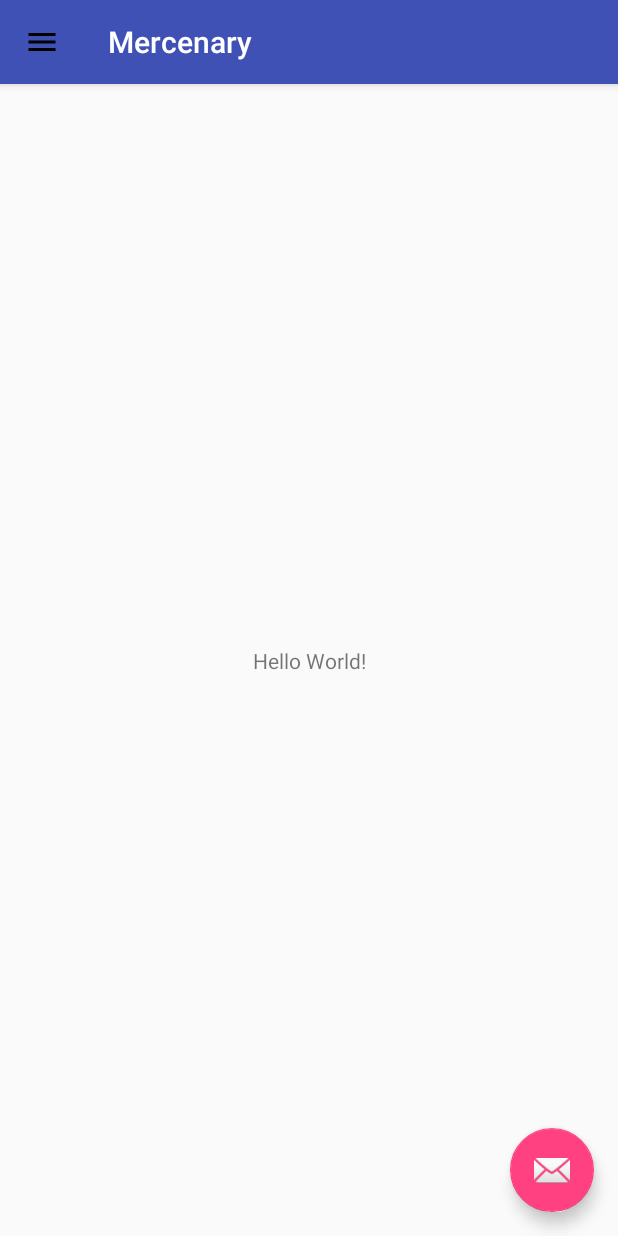
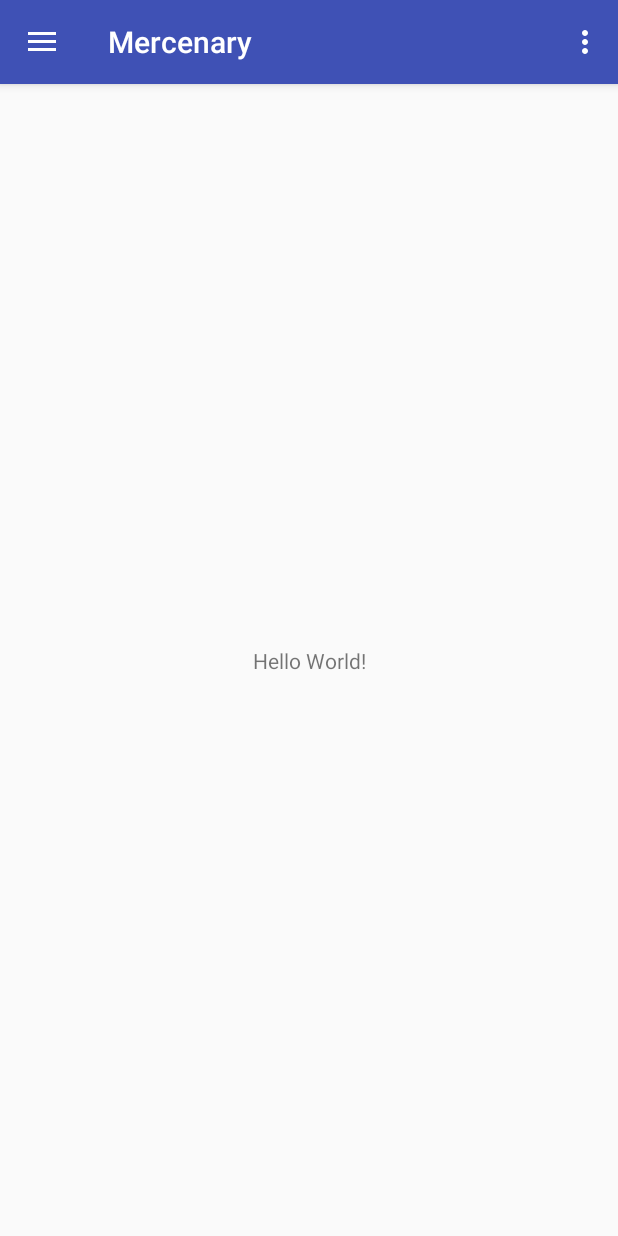
Before and after one commit to CMPUT301W18T16/SpaghettiCodeHQ, an Android app: the MainActivity screen opened directly, with no data from a screen before it, on a phone screen of 412 x 824 dp. Run offline under Robolectric (Android 15) with nearby library versions, the phone set to English and light mode, and no system bars.

Commit message:
navigation drawer update
Navigation drawer now works in its entirety. All animation and background functional

```diff
--- a/Mercenary/app/src/main/AndroidManifest.xml
+++ b/Mercenary/app/src/main/AndroidManifest.xml
@@ -1,7 +1,6 @@
 <?xml version="1.0" encoding="utf-8"?>
 <manifest xmlns:android="http://schemas.android.com/apk/res/android"
     package="com.example.peter.mercenary">
-
 
     <uses-permission android:name="android.permission.WRITE_EXTERNAL_STORAGE" />
     <uses-permission android:name="android.permission.READ_PHONE_STATE" />
@@ -26,7 +25,7 @@
             </intent-filter>
         </activity>
         <activity android:name=".LoginScreen" />
-        <activity android:name=".Signup"></activity>
+        <activity android:name=".Signup" />
     </application>
 
 </manifest>
--- a/Mercenary/app/src/main/java/com/example/peter/mercenary/MainActivity.java
+++ b/Mercenary/app/src/main/java/com/example/peter/mercenary/MainActivity.java
@@ -2,69 +2,96 @@ package com.example.peter.mercenary;
 
 import android.content.Intent;
 import android.os.Bundle;
+import android.support.design.widget.FloatingActionButton;
+import android.support.design.widget.Snackbar;
+import android.view.View;
 import android.support.design.widget.NavigationView;
-import android.support.v4.app.NavUtils;
 import android.support.v4.view.GravityCompat;
 import android.support.v4.widget.DrawerLayout;
-import android.support.v7.app.ActionBar;
+import android.support.v7.app.ActionBarDrawerToggle;
 import android.support.v7.app.AppCompatActivity;
 import android.support.v7.widget.Toolbar;
+import android.view.Menu;
 import android.view.MenuItem;
 
-public class MainActivity extends AppCompatActivity{
-    private DrawerLayout mDrawerLayout;
+public class MainActivity extends AppCompatActivity
+        implements NavigationView.OnNavigationItemSelectedListener {
 
     @Override
     protected void onCreate(Bundle savedInstanceState) {
         super.onCreate(savedInstanceState);
-        setContentView(R.layout.activity_main);
+        setContentView(R.layout.drawer_layout);
 
         Intent intent = new Intent(this, LoginScreen.class);
         startActivity(intent);
 
-
         Toolbar toolbar = (Toolbar) findViewById(R.id.toolbar);
         setSupportActionBar(toolbar);
-        ActionBar actionbar = getSupportActionBar();
-        actionbar.setDisplayHomeAsUpEnabled(true);
-        actionbar.setHomeAsUpIndicator(R.drawable.ic_menu_black_24dp);
 
-        NavigationView navigationView = findViewById(R.id.nav_view);
+        DrawerLayout drawer = (DrawerLayout) findViewById(R.id.drawer_layout);
+        ActionBarDrawerToggle toggle = new ActionBarDrawerToggle(
+                this, drawer, toolbar, R.string.navigation_drawer_open, R.string.navigation_drawer_close);
+        drawer.addDrawerListener(toggle);
+        toggle.syncState();
 
-        /*drawer_layout.setNavigationItemSelectedListener(
-                new NavigationView.OnNavigationItemSelectedListener() {
-                    @Override
-                    public boolean onNavigationItemSelected(MenuItem menuItem) {
-                        menuItem.setChecked(true);
-                        mDrawerLayout.closeDrawers();
-                        return true;
+        NavigationView navigationView = (NavigationView) findViewById(R.id.nav_view);
+        navigationView.setNavigationItemSelectedListener(this);
+    }
 
-                    }
-                });*/
+    @Override
+    public void onBackPressed() {
+        DrawerLayout drawer = (DrawerLayout) findViewById(R.id.drawer_layout);
+        if (drawer.isDrawerOpen(GravityCompat.START)) {
+            drawer.closeDrawer(GravityCompat.START);
+        } else {
+            super.onBackPressed();
+        }
+    }
+
+    @Override
+    public boolean onCreateOptionsMenu(Menu menu) {
+        // Inflate the menu; this adds items to the action bar if it is present.
+        getMenuInflater().inflate(R.menu.menu_main, menu);
+        return true;
     }
 
     @Override
     public boolean onOptionsItemSelected(MenuItem item) {
-        switch (item.getItemId()) {
-            case android.R.id.home:
+        // Handle action bar item clicks here. The action bar will
+        // automatically handle clicks on the Home/Up button, so long
+        // as you specify a parent activity in AndroidManifest.xml.
+        int id = item.getItemId();
 
-                setContentView(R.layout.drawer_layout);
-                mDrawerLayout = findViewById(R.id.drawer_layout);
+        //noinspection SimplifiableIfStatement
+        if (id == R.id.action_settings) {
+            return true;
+        }
 
-                mDrawerLayout.openDrawer(GravityCompat.START);
-                return true;
-        }
         return super.onOptionsItemSelected(item);
     }
 
-    /*private void establishNavDrawer(Toolbar toolbar){
-        NavigationView view  = (NavigationView) findViewById(R.id.nav_view);
-        mDrawerLayout = findViewById(R.id.drawer_layout);
-        view.setNavigationItemSelectedListener(this);
-        ActionBarDrawerToggle mDrawerToggle = new ActionBarDrawerToggle(this, mDrawerLayout, toolbar, R.string.navigation_drawer_open, R.string.navigation_drawer_close);
-        mDrawerLayout.addDrawerListener(mDrawerToggle);
-        mDrawerToggle.syncState();
-    }*/
+    @SuppressWarnings("StatementWithEmptyBody")
+    @Override
+    public boolean onNavigationItemSelected(MenuItem item) {
+        // Handle navigation view item clicks here.
+        int id = item.getItemId();
 
+        if (id == R.id.nav_camera) {
+            // Handle the camera action
+        } else if (id == R.id.nav_gallery) {
 
+        } else if (id == R.id.nav_slideshow) {
+
+        } else if (id == R.id.nav_manage) {
+
+        } else if (id == R.id.nav_share) {
+
+        } else if (id == R.id.nav_send) {
+
+        }
+
+        DrawerLayout drawer = (DrawerLayout) findViewById(R.id.drawer_layout);
+        drawer.closeDrawer(GravityCompat.START);
+        return true;
+    }
 }
--- /dev/null
+++ b/Mercenary/app/src/main/res/drawable-v21/ic_menu_camera.xml
@@ -0,0 +1,12 @@
+<vector xmlns:android="http://schemas.android.com/apk/res/android"
+    android:width="24dp"
+    android:height="24dp"
+    android:viewportHeight="24.0"
+    android:viewportWidth="24.0">
+    <path
+        android:fillColor="#FF000000"
+        android:pathData="M12,12m-3.2,0a3.2,3.2 0,1 1,6.4 0a3.2,3.2 0,1 1,-6.4 0" />
+    <path
+        android:fillColor="#FF000000"
+        android:pathData="M9,2L7.17,4H4c-1.1,0 -2,0.9 -2,2v12c0,1.1 0.9,2 2,2h16c1.1,0 2,-0.9 2,-2V6c0,-1.1 -0.9,-2 -2,-2h-3.17L15,2H9zm3,15c-2.76,0 -5,-2.24 -5,-5s2.24,-5 5,-5 5,2.24 5,5 -2.24,5 -5,5z" />
+</vector>
--- /dev/null
+++ b/Mercenary/app/src/main/res/drawable-v21/ic_menu_gallery.xml
@@ -0,0 +1,9 @@
+<vector xmlns:android="http://schemas.android.com/apk/res/android"
+    android:width="24dp"
+    android:height="24dp"
+    android:viewportHeight="24.0"
+    android:viewportWidth="24.0">
+    <path
+        android:fillColor="#FF000000"
+        android:pathData="M22,16V4c0,-1.1 -0.9,-2 -2,-2H8c-1.1,0 -2,0.9 -2,2v12c0,1.1 0.9,2 2,2h12c1.1,0 2,-0.9 2,-2zm-11,-4l2.03,2.71L16,11l4,5H8l3,-4zM2,6v14c0,1.1 0.9,2 2,2h14v-2H4V6H2z" />
+</vector>
--- /dev/null
+++ b/Mercenary/app/src/main/res/drawable-v21/ic_menu_manage.xml
@@ -0,0 +1,9 @@
+<vector xmlns:android="http://schemas.android.com/apk/res/android"
+    android:width="24dp"
+    android:height="24dp"
+    android:viewportHeight="24.0"
+    android:viewportWidth="24.0">
+    <path
+        android:fillColor="#FF000000"
+        android:pathData="M22.7,19l-9.1,-9.1c0.9,-2.3 0.4,-5 -1.5,-6.9 -2,-2 -5,-2.4 -7.4,-1.3L9,6 6,9 1.6,4.7C0.4,7.1 0.9,10.1 2.9,12.1c1.9,1.9 4.6,2.4 6.9,1.5l9.1,9.1c0.4,0.4 1,0.4 1.4,0l2.3,-2.3c0.5,-0.4 0.5,-1.1 0.1,-1.4z" />
+</vector>
--- /dev/null
+++ b/Mercenary/app/src/main/res/drawable-v21/ic_menu_send.xml
@@ -0,0 +1,9 @@
+<vector xmlns:android="http://schemas.android.com/apk/res/android"
+    android:width="24dp"
+    android:height="24dp"
+    android:viewportHeight="24.0"
+    android:viewportWidth="24.0">
+    <path
+        android:fillColor="#FF000000"
+        android:pathData="M2.01,21L23,12 2.01,3 2,10l15,2 -15,2z" />
+</vector>
--- /dev/null
+++ b/Mercenary/app/src/main/res/drawable-v21/ic_menu_share.xml
@@ -0,0 +1,9 @@
+<vector xmlns:android="http://schemas.android.com/apk/res/android"
+    android:width="24dp"
+    android:height="24dp"
+    android:viewportHeight="24.0"
+    android:viewportWidth="24.0">
+    <path
+        android:fillColor="#FF000000"
+        android:pathData="M18,16.08c-0.76,0 -1.44,0.3 -1.96,0.77L8.91,12.7c0.05,-0.23 0.09,-0.46 0.09,-0.7s-0.04,-0.47 -0.09,-0.7l7.05,-4.11c0.54,0.5 1.25,0.81 2.04,0.81 1.66,0 3,-1.34 3,-3s-1.34,-3 -3,-3 -3,1.34 -3,3c0,0.24 0.04,0.47 0.09,0.7L8.04,9.81C7.5,9.31 6.79,9 6,9c-1.66,0 -3,1.34 -3,3s1.34,3 3,3c0.79,0 1.5,-0.31 2.04,-0.81l7.12,4.16c-0.05,0.21 -0.08,0.43 -0.08,0.65 0,1.61 1.31,2.92 2.92,2.92 1.61,0 2.92,-1.31 2.92,-2.92s-1.31,-2.92 -2.92,-2.92z" />
+</vector>
--- /dev/null
+++ b/Mercenary/app/src/main/res/drawable-v21/ic_menu_slideshow.xml
@@ -0,0 +1,9 @@
+<vector xmlns:android="http://schemas.android.com/apk/res/android"
+    android:width="24dp"
+    android:height="24dp"
+    android:viewportHeight="24.0"
+    android:viewportWidth="24.0">
+    <path
+        android:fillColor="#FF000000"
+        android:pathData="M4,6H2v14c0,1.1 0.9,2 2,2h14v-2H4V6zm16,-4H8c-1.1,0 -2,0.9 -2,2v12c0,1.1 0.9,2 2,2h12c1.1,0 2,-0.9 2,-2V4c0,-1.1 -0.9,-2 -2,-2zm-8,12.5v-9l6,4.5 -6,4.5z" />
+</vector>
--- /dev/null
+++ b/Mercenary/app/src/main/res/drawable/ic_drawer.xml
@@ -0,0 +1,4 @@
+<?xml version="1.0" encoding="utf-8"?>
+<selector xmlns:android="http://schemas.android.com/apk/res/android">
+
+</selector>
--- a/Mercenary/app/src/main/res/layout/activity_main.xml
+++ b/Mercenary/app/src/main/res/layout/activity_main.xml
@@ -22,12 +22,6 @@
     </android.support.design.widget.AppBarLayout>
     <include layout="@layout/content_main" />
 
-    <android.support.design.widget.FloatingActionButton
-        android:id="@+id/fab"
-        android:layout_width="wrap_content"
-        android:layout_height="wrap_content"
-        android:layout_gravity="bottom|end"
-        android:layout_margin="@dimen/fab_margin"
-        app:srcCompat="@android:drawable/ic_dialog_email" />
+
 
 </android.support.design.widget.CoordinatorLayout>
--- a/Mercenary/app/src/main/res/layout/drawer_layout.xml
+++ b/Mercenary/app/src/main/res/layout/drawer_layout.xml
@@ -1,41 +1,27 @@
 <?xml version="1.0" encoding="utf-8"?>
-<!-- drawerLayoutyout as root container for activity -->
 <android.support.v4.widget.DrawerLayout xmlns:android="http://schemas.android.com/apk/res/android"
     xmlns:app="http://schemas.android.com/apk/res-auto"
+    xmlns:tools="http://schemas.android.com/tools"
     android:id="@+id/drawer_layout"
     android:layout_width="match_parent"
     android:layout_height="match_parent"
-    android:fitsSystemWindows="true">
+    android:fitsSystemWindows="true"
+    tools:openDrawer="start">
 
-    <!-- Layout to contain contents of main body of screen (drawer will slide over this) -->
-    <FrameLayout
-        android:id="@+id/content_frame"
+    <include
+        layout="@layout/activity_main"
         android:layout_width="match_parent"
-        android:layout_height="match_parent">
+        android:layout_height="match_parent"
+        />
+
 
     <android.support.design.widget.NavigationView
         android:id="@+id/nav_view"
         android:layout_width="wrap_content"
         android:layout_height="match_parent"
-        android:layout_gravity="start"
+        android:layout_gravity="left|start"
         android:fitsSystemWindows="true"
-        app:menu="@menu/drawer_view"
-        app:headerLayout="@layout/nav_header" />
-
-        <android.support.v7.widget.Toolbar
-            android:id="@+id/toolbar2"
-            android:layout_width="match_parent"
-            android:layout_height="?attr/actionBarSize"
-            android:background="?attr/colorPrimary"
-            android:theme="@style/ThemeOverlay.AppCompat.ActionBar" />
-
-    </FrameLayout>
-
-    <ImageView
-        android:id="@+id/imageView"
-        android:layout_width="0dp"
-        android:layout_height="0dp"
-        android:layout_gravity="left"
-        android:background="@drawable/ic_launcher_background" />
+        app:headerLayout="@layout/nav_header"
+        app:menu="@menu/drawer_view" />
 
 </android.support.v4.widget.DrawerLayout>
--- a/Mercenary/app/src/main/res/menu/drawer_view.xml
+++ b/Mercenary/app/src/main/res/menu/drawer_view.xml
@@ -1,34 +1,36 @@
 <?xml version="1.0" encoding="utf-8"?>
-<menu xmlns:android="http://schemas.android.com/apk/res/android">
+<menu xmlns:android="http://schemas.android.com/apk/res/android"
+    xmlns:tools="http://schemas.android.com/tools"
+    tools:showIn="navigation_view">
 
     <group android:checkableBehavior="single">
         <item
             android:id="@+id/nav_camera"
-            android:icon="@android:drawable/ic_menu_camera"
+            android:icon="@drawable/ic_menu_camera"
             android:title="Import" />
         <item
             android:id="@+id/nav_gallery"
-            android:icon="@android:drawable/ic_menu_gallery"
+            android:icon="@drawable/ic_menu_gallery"
             android:title="Gallery" />
         <item
             android:id="@+id/nav_slideshow"
-            android:icon="@android:drawable/ic_menu_slideshow"
+            android:icon="@drawable/ic_menu_slideshow"
             android:title="Slideshow" />
         <item
             android:id="@+id/nav_manage"
-            android:icon="@android:drawable/ic_menu_manage"
+            android:icon="@drawable/ic_menu_manage"
             android:title="Tools" />
-    </group>x
+    </group>
 
     <item android:title="Communicate">
         <menu>
             <item
                 android:id="@+id/nav_share"
-                android:icon="@android:drawable/ic_menu_share"
+                android:icon="@drawable/ic_menu_share"
                 android:title="Share" />
             <item
                 android:id="@+id/nav_send"
-                android:icon="@android:drawable/ic_menu_send"
+                android:icon="@drawable/ic_menu_send"
                 android:title="Send" />
         </menu>
     </item>
--- /dev/null
+++ b/Mercenary/app/src/main/res/values-v21/styles.xml
@@ -0,0 +1 @@
+<resources></resources>
--- /dev/null
+++ b/Mercenary/app/src/main/res/values/drawables.xml
@@ -0,0 +1,8 @@
+<resources xmlns:android="http://schemas.android.com/apk/res/android">
+    <item name="ic_menu_camera" type="drawable">@android:drawable/ic_menu_camera</item>
+    <item name="ic_menu_gallery" type="drawable">@android:drawable/ic_menu_gallery</item>
+    <item name="ic_menu_slideshow" type="drawable">@android:drawable/ic_menu_slideshow</item>
+    <item name="ic_menu_manage" type="drawable">@android:drawable/ic_menu_manage</item>
+    <item name="ic_menu_share" type="drawable">@android:drawable/ic_menu_share</item>
+    <item name="ic_menu_send" type="drawable">@android:drawable/ic_menu_send</item>
+</resources>
--- a/Mercenary/app/src/main/res/values/strings.xml
+++ b/Mercenary/app/src/main/res/values/strings.xml
@@ -1,6 +1,9 @@
 <resources>
+    <string name="title_activity_main2">Main2Activity</string>
+
+    <string name="navigation_drawer_open">Open navigation drawer</string>
+    <string name="navigation_drawer_close">Close navigation drawer</string>
     <string name="app_name">Mercenary</string>
+
     <string name="action_settings">Settings</string>
-    <string name="navigation_drawer_open">Drawer Open</string>
-    <string name="navigation_drawer_close">Drawer Closed</string>
 </resources>
--- a/Mercenary/app/src/main/res/values/styles.xml
+++ b/Mercenary/app/src/main/res/values/styles.xml
@@ -17,4 +17,8 @@
 
     <style name="AppTheme.PopupOverlay" parent="ThemeOverlay.AppCompat.Light" />
 
+    <style name="AppBarOverlay" parent="ThemeOverlay.AppCompat.Dark.ActionBar" />
+
+    <style name="PopupOverlay" parent="ThemeOverlay.AppCompat.Light" />
+
 </resources>
```
Also changed, not shown: Mercenary/app/src/main/java/com/example/peter/mercenary/TaskActivity2.java (+1 -8 lines), Mercenary/app/src/main/res/drawable/side_nav_bar.xml (added, +9 -0 lines), Mercenary/app/src/main/res/layout/nav_header.xml (+25 -7 lines), Mercenary/app/src/main/res/values/dimens.xml (+5 -2 lines).
